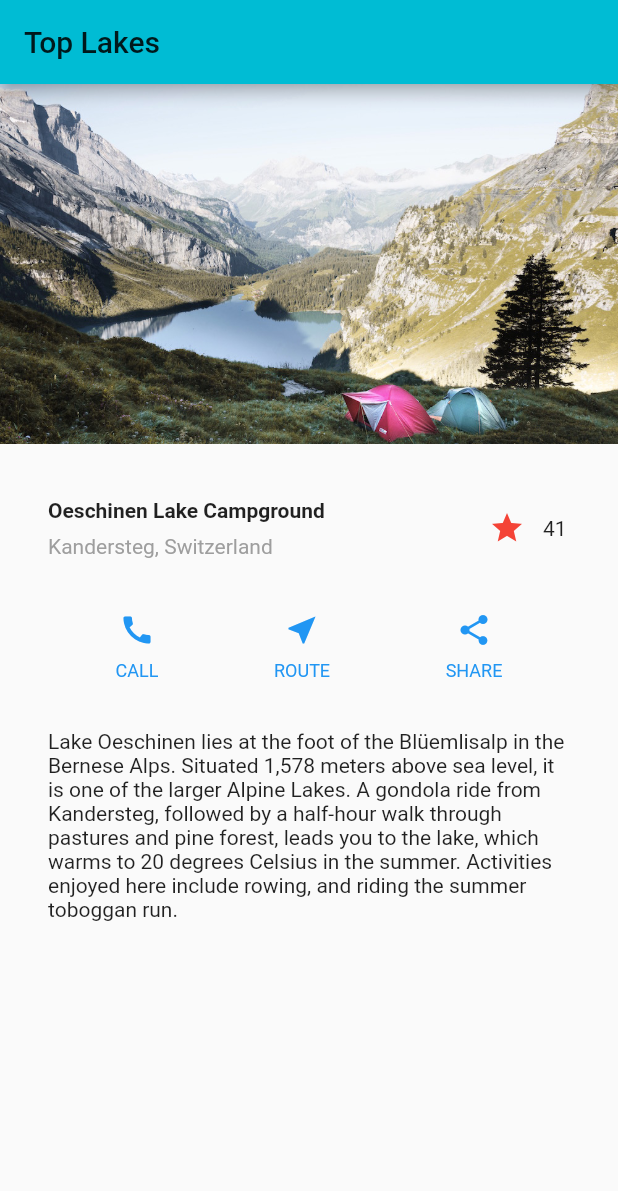
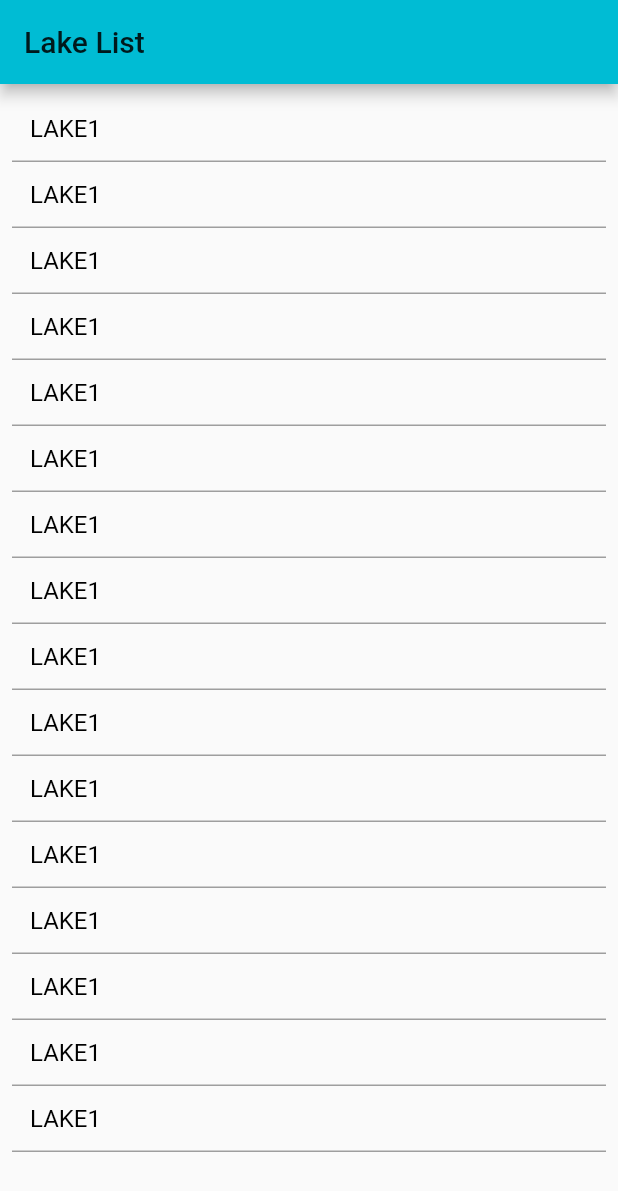
Before and after one commit to tkmct/flutter_sample, a Flutter app: the screen it shows after launch, on a phone screen of 412 x 824 dp. Shown: the top 1191 px of the screen. Run offline on Flutter 3.47's test engine with Material 2 defaults, Android fonts, the phone set to English and light mode, and no system bars.

Commit message:
add lake list page

```diff
--- a/lib/main.dart
+++ b/lib/main.dart
@@ -1,89 +1,8 @@
 import 'package:flutter/material.dart';
-import './favoriteWidget.dart';
+import './pages/lake_list.dart';
 
-void main() => runApp(MyApp());
-
-class MyApp extends StatelessWidget {
-  @override
-  Widget build(BuildContext context) {
-    Widget titleSection = Container(
-        padding: const EdgeInsets.all(32.0),
-        child: Row(
-          children: <Widget>[
-            Expanded(
-              child: Column(
-                crossAxisAlignment: CrossAxisAlignment.start,
-                children: <Widget>[
-                  Container(
-                    padding: const EdgeInsets.only(bottom: 8.0),
-                    child: Text('Oeschinen Lake Campground',
-                        style: TextStyle(fontWeight: FontWeight.bold)),
-                  ),
-                  Text('Kandersteg, Switzerland',
-                      style: TextStyle(color: Colors.grey[500]))
-                ],
-              ),
-            ),
-            FavoriteWidget()
-          ],
-        ));
-
-    Column buildButtonColumn(IconData icon, String label) {
-      Color color = Theme.of(context).primaryColor;
-
-      return Column(
-        mainAxisSize: MainAxisSize.min,
-        mainAxisAlignment: MainAxisAlignment.center,
-        children: <Widget>[
-          Icon(icon, color: color),
-          Container(
-              margin: const EdgeInsets.only(top: 8.0),
-              child: Text(label,
-                  style: TextStyle(
-                      fontSize: 12.0,
-                      fontWeight: FontWeight.w400,
-                      color: color)))
-        ],
-      );
-    }
-
-    Widget buttonSection = Container(
-        child: Row(
-      mainAxisAlignment: MainAxisAlignment.spaceEvenly,
-      children: <Widget>[
-        buildButtonColumn(Icons.call, 'CALL'),
-        buildButtonColumn(Icons.near_me, 'ROUTE'),
-        buildButtonColumn(Icons.share, 'SHARE'),
-      ],
+void main() => runApp(MaterialApp(
+      title: 'LakeApp',
+      theme: ThemeData(primarySwatch: Colors.cyan),
+      home: LakeList(),
     ));
-
-    Widget textSection = Container(
-        padding: const EdgeInsets.all(32.0),
-        child: Text(
-          '''
-Lake Oeschinen lies at the foot of the Blüemlisalp in the Bernese Alps. Situated 1,578 meters above sea level, it is one of the larger Alpine Lakes. A gondola ride from Kandersteg, followed by a half-hour walk through pastures and pine forest, leads you to the lake, which warms to 20 degrees Celsius in the summer. Activities enjoyed here include rowing, and riding the summer toboggan run.
-        ''',
-          softWrap: true,
-        ));
-
-    return MaterialApp(
-        title: 'Flutter Demo',
-        theme: ThemeData(primarySwatch: Colors.cyan),
-        home: Scaffold(
-          appBar: AppBar(
-            title: Text('Top Lakes'),
-          ),
-          body: ListView(children: [
-            Image.asset(
-              'images/lake.jpg',
-              width: 600.0,
-              height: 240.0,
-              fit: BoxFit.cover,
-            ),
-            titleSection,
-            buttonSection,
-            textSection
-          ]),
-        ));
-  }
-}
--- /dev/null
+++ b/lib/pages/lake_detail.dart
@@ -0,0 +1,84 @@
+import 'package:flutter/material.dart';
+import '../widgets/favoriteWidget.dart';
+
+class LakeDetail extends StatelessWidget {
+  @override
+  Widget build(BuildContext context) {
+    Widget titleSection = Container(
+        padding: const EdgeInsets.all(32.0),
+        child: Row(
+          children: <Widget>[
+            Expanded(
+              child: Column(
+                crossAxisAlignment: CrossAxisAlignment.start,
+                children: <Widget>[
+                  Container(
+                    padding: const EdgeInsets.only(bottom: 8.0),
+                    child: Text('Oeschinen Lake Campground',
+                        style: TextStyle(fontWeight: FontWeight.bold)),
+                  ),
+                  Text('Kandersteg, Switzerland',
+                      style: TextStyle(color: Colors.grey[500]))
+                ],
+              ),
+            ),
+            FavoriteWidget()
+          ],
+        ));
+
+    Column buildButtonColumn(IconData icon, String label) {
+      Color color = Theme.of(context).primaryColor;
+
+      return Column(
+        mainAxisSize: MainAxisSize.min,
+        mainAxisAlignment: MainAxisAlignment.center,
+        children: <Widget>[
+          Icon(icon, color: color),
+          Container(
+              margin: const EdgeInsets.only(top: 8.0),
+              child: Text(label,
+                  style: TextStyle(
+                      fontSize: 12.0,
+                      fontWeight: FontWeight.w400,
+                      color: color)))
+        ],
+      );
+    }
+
+    Widget buttonSection = Container(
+        child: Row(
+      mainAxisAlignment: MainAxisAlignment.spaceEvenly,
+      children: <Widget>[
+        buildButtonColumn(Icons.call, 'CALL'),
+        buildButtonColumn(Icons.near_me, 'ROUTE'),
+        buildButtonColumn(Icons.share, 'SHARE'),
+      ],
+    ));
+
+    Widget textSection = Container(
+        padding: const EdgeInsets.all(32.0),
+        child: Text(
+          '''
+Lake Oeschinen lies at the foot of the Blüemlisalp in the Bernese Alps. Situated 1,578 meters above sea level, it is one of the larger Alpine Lakes. A gondola ride from Kandersteg, followed by a half-hour walk through pastures and pine forest, leads you to the lake, which warms to 20 degrees Celsius in the summer. Activities enjoyed here include rowing, and riding the summer toboggan run.
+        ''',
+          softWrap: true,
+        ));
+
+    return Scaffold(
+      appBar: AppBar(
+        title: Text('Top Lakes'),
+      ),
+      body: ListView(children: [
+        Image.asset(
+          'images/lake.jpg',
+          width: 600.0,
+          height: 240.0,
+          fit: BoxFit.cover,
+        ),
+        titleSection,
+        buttonSection,
+        textSection
+      ]),
+    );
+  }
+}
--- /dev/null
+++ b/lib/pages/lake_list.dart
@@ -0,0 +1,45 @@
+import 'package:flutter/material.dart';
+
+const Lakes = [
+  'LAKE1',
+  'LAKE1',
+  'LAKE1',
+  'LAKE1',
+  'LAKE1',
+  'LAKE1',
+  'LAKE1',
+  'LAKE1',
+  'LAKE1',
+  'LAKE1',
+  'LAKE1',
+  'LAKE1',
+  'LAKE1',
+  'LAKE1',
+  'LAKE1',
+  'LAKE1',
+];
+
+class LakeList extends StatelessWidget {
+  Widget listItem(String name) {
+    return Container(
+      padding: const EdgeInsets.all(12.0),
+      decoration: const BoxDecoration(
+          border: Border(bottom: BorderSide(width: 1.0, color: Colors.grey))),
+      child: Text(
+        name,
+        style: TextStyle(color: Colors.black, fontSize: 16.0),
+      ),
+    );
+  }
+
+  @override
+  Widget build(BuildContext context) {
+    return Scaffold(
+        appBar: AppBar(title: Text('Lake List')),
+        body: ListView(
+          shrinkWrap: true,
+          padding: const EdgeInsets.all(8.0),
+          children: Lakes.map((name) => listItem(name)).toList(),
+        ));
+  }
+}
```
Also changed, not shown: lib/widgets/favoriteWidget.dart (renamed from lib/favoriteWidget.dart), 1 other file.
